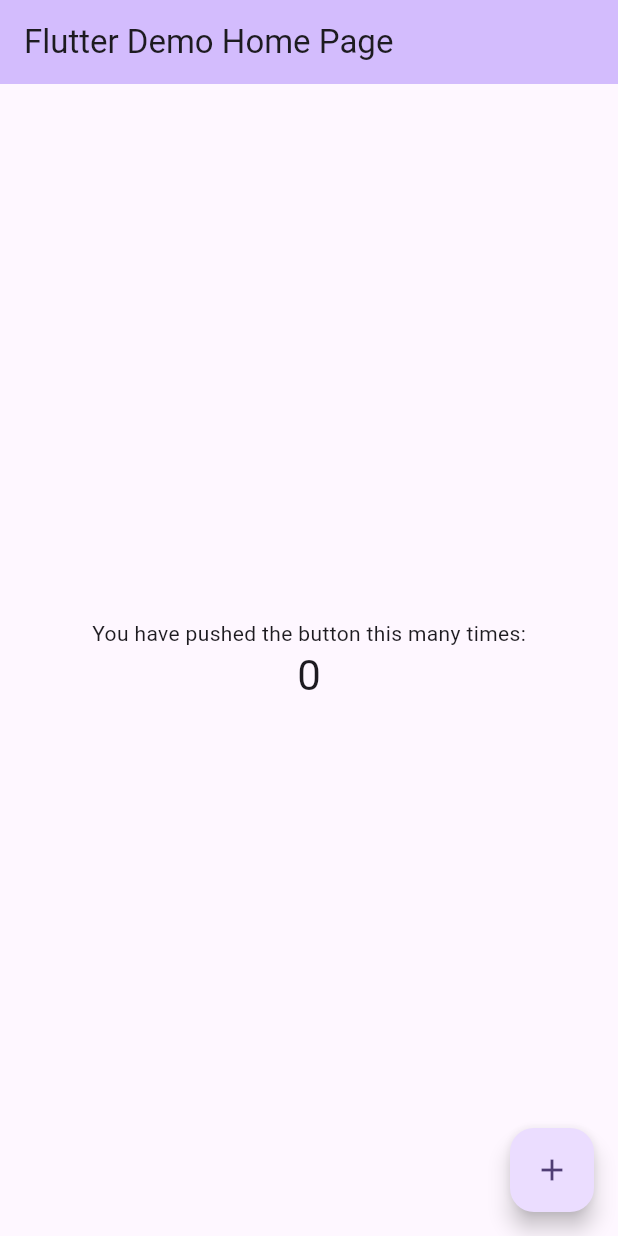
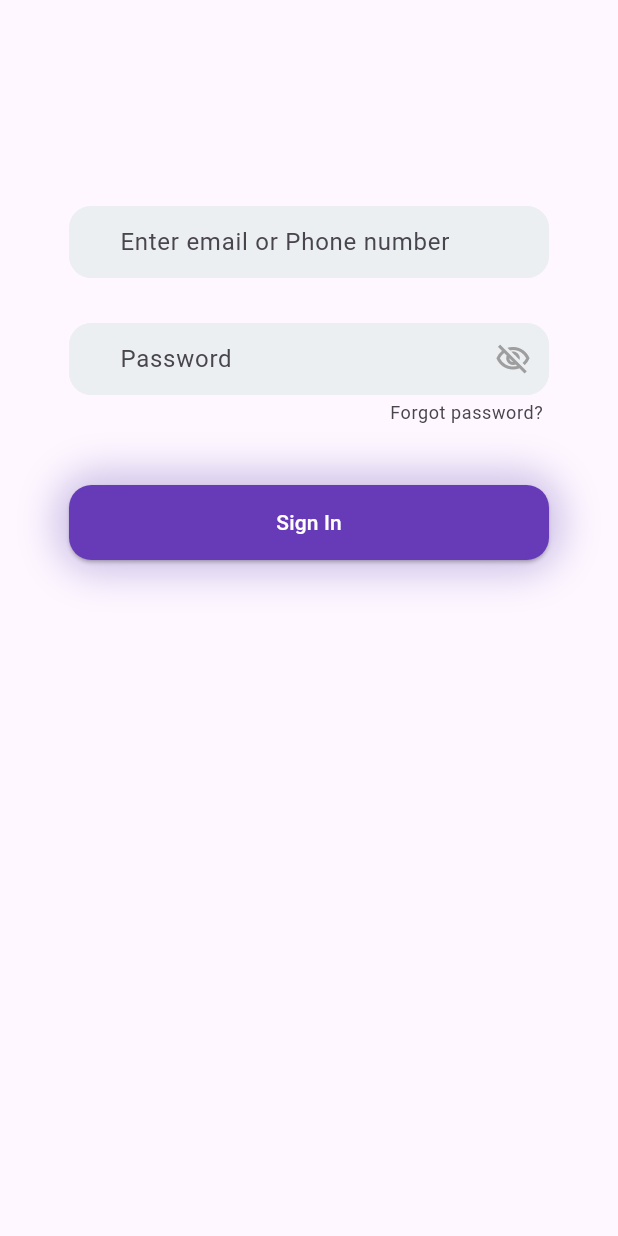
Before and after one commit to Nacho6666/full-stack-project, a Flutter app: the screen it shows after launch, on a phone screen of 412 x 824 dp. Run offline on Flutter 3.47's test engine with Material 3 defaults, Android fonts, the phone set to English and light mode, and no system bars; our stand-ins replace dio, pretty_dio_logger.

Commit message:
admin login page todo: MVVM and http request

```diff
--- a/frondend_admin_flutter/lib/main.dart
+++ b/frondend_admin_flutter/lib/main.dart
@@ -1,4 +1,6 @@
 import 'package:flutter/material.dart';
+
+import 'pages/AdminLogin.dart';
 
 void main() {
   runApp(const MyApp());
@@ -13,25 +15,12 @@
     return MaterialApp(
       title: 'Flutter Demo',
       theme: ThemeData(
-        // This is the theme of your application.
-        //
-        // TRY THIS: Try running your application with "flutter run". You'll see
-        // the application has a purple toolbar. Then, without quitting the app,
-        // try changing the seedColor in the colorScheme below to Colors.green
-        // and then invoke "hot reload" (save your changes or press the "hot
-        // reload" button in a Flutter-supported IDE, or press "r" if you used
-        // the command line to start the app).
-        //
-        // Notice that the counter didn't reset back to zero; the application
-        // state is not lost during the reload. To reset the state, use hot
-        // restart instead.
-        //
-        // This works for code too, not just values: Most code changes can be
-        // tested with just a hot reload.
         colorScheme: ColorScheme.fromSeed(seedColor: Colors.deepPurple),
         useMaterial3: true,
       ),
-      home: const MyHomePage(title: 'Flutter Demo Home Page'),
+      debugShowCheckedModeBanner: false,
+      home: const LoginPage(),
+      // home: const MyHomePage(title: 'Flutter Demo Home Page'),
     );
   }
 }
--- /dev/null
+++ b/frondend_admin_flutter/lib/pages/AdminLogin.dart
@@ -0,0 +1,140 @@
+import 'package:flutter/material.dart';
+
+class LoginPage extends StatelessWidget {
+  const LoginPage({super.key});
+
+  @override
+  Widget build(BuildContext context) {
+    return Scaffold( // 添加了 Scaffold
+      body: Padding(
+        padding: EdgeInsets.symmetric(
+            vertical: MediaQuery.of(context).size.height / 6),
+        child: Container(
+          // width: 320,
+          child: Center(child: _formLogin()),
+        ),
+      ),
+    );
+  }
+
+  Widget _formLogin() {
+    return SizedBox(
+      width: 320,
+      child: Column(
+        children: [
+          TextField(
+            decoration: InputDecoration(
+              hintText: 'Enter email or Phone number',
+              filled: true,
+              fillColor: Colors.blueGrey[50],
+              labelStyle: TextStyle(fontSize: 12),
+              contentPadding: EdgeInsets.only(left: 30),
+              enabledBorder: OutlineInputBorder(
+                borderSide: BorderSide(color: Colors.blueGrey.shade50),
+                borderRadius: BorderRadius.circular(15),
+              ),
+              focusedBorder: OutlineInputBorder(
+                borderSide: BorderSide(color: Colors.blueGrey.shade50),
+                borderRadius: BorderRadius.circular(15),
+              ),
+            ),
+          ),
+          SizedBox(height: 30),
+          TextField(
+            decoration: InputDecoration(
+              hintText: 'Password',
+              counterText: 'Forgot password?',
+              suffixIcon: Icon(
+                Icons.visibility_off_outlined,
+                color: Colors.grey,
+              ),
+              filled: true,
+              fillColor: Colors.blueGrey[50],
+              labelStyle: TextStyle(fontSize: 12),
+              contentPadding: EdgeInsets.only(left: 30),
+              enabledBorder: OutlineInputBorder(
+                borderSide: BorderSide(color: Colors.blueGrey.shade50),
+                borderRadius: BorderRadius.circular(15),
+              ),
+              focusedBorder: OutlineInputBorder(
+                borderSide: BorderSide(color: Colors.blueGrey.shade50),
+                borderRadius: BorderRadius.circular(15),
+              ),
+            ),
+          ),
+          SizedBox(height: 40),
+          Container(
+            decoration: BoxDecoration(
+              color: Colors.white,
+              borderRadius: BorderRadius.circular(30),
+              boxShadow: [
+                BoxShadow(
+                  color: Colors.deepPurple.shade100,
+                  spreadRadius: 10,
+                  blurRadius: 20,
+                ),
+              ],
+            ),
+            child: ElevatedButton(
+              child: Container(
+                  width: double.infinity,
+                  height: 50,
+                  child: Center(child: Text("Sign In"))),
+              onPressed: () => print("it's pressed"),
+              style: ElevatedButton.styleFrom(
+                primary: Colors.deepPurple,
+                onPrimary: Colors.white,
+                shape: RoundedRectangleBorder(
+                  borderRadius: BorderRadius.circular(15),
+                ),
+              ),
+            ),
+          ),
+        ],
+      ),
+    );
+  }
+
+  Widget _loginWithButton({required String image, bool isActive = false}) {
+    return Container(
+      width: 90,
+      height: 70,
+      decoration: isActive
+          ? BoxDecoration(
+        color: Colors.white,
+        boxShadow: [
+          BoxShadow(
+            color: Colors.grey.shade300,
+            spreadRadius: 10,
+            blurRadius: 30,
+          )
+        ],
+        borderRadius: BorderRadius.circular(15),
+      )
+          : BoxDecoration(
+        borderRadius: BorderRadius.circular(15),
+        border: Border.all(color: Colors.grey.shade400),
+      ),
+      child: Center(
+          child: Container(
+            decoration: isActive
+                ? BoxDecoration(
+              color: Colors.white,
+              borderRadius: BorderRadius.circular(35),
+              boxShadow: [
+                BoxShadow(
+                  color: Colors.grey.shade400,
+                  spreadRadius: 2,
+                  blurRadius: 15,
+                )
+              ],
+            )
+                : BoxDecoration(),
+            child: Image.asset(
+              '$image',
+              width: 35,
+            ),
+          )),
+    );
+  }
+}
--- a/frondend_admin_flutter/pubspec.yaml
+++ b/frondend_admin_flutter/pubspec.yaml
@@ -56,11 +56,11 @@ flutter:
   # The following line ensures that the Material Icons font is
   # included with your application, so that you can use the icons in
   # the material Icons class.
-  uses-material-design: true
+#  uses-material-design: true
 
   # To add assets to your application, add an assets section, like this:
-  # assets:
-  #   - images/a_dot_burr.jpeg
+   assets:
+     - assets/images/
   #   - images/a_dot_ham.jpeg
 
   # An image asset can refer to one or more resolution-specific "variants", see
```
Also changed, not shown: frondend_admin_flutter/assets/images/facebook.png (added), frondend_admin_flutter/assets/images/github.png (added), frondend_admin_flutter/assets/images/google.png (added), frondend_admin_flutter/assets/images/illustration-1.png (added), frondend_admin_flutter/assets/images/illustration-2.png (added).
